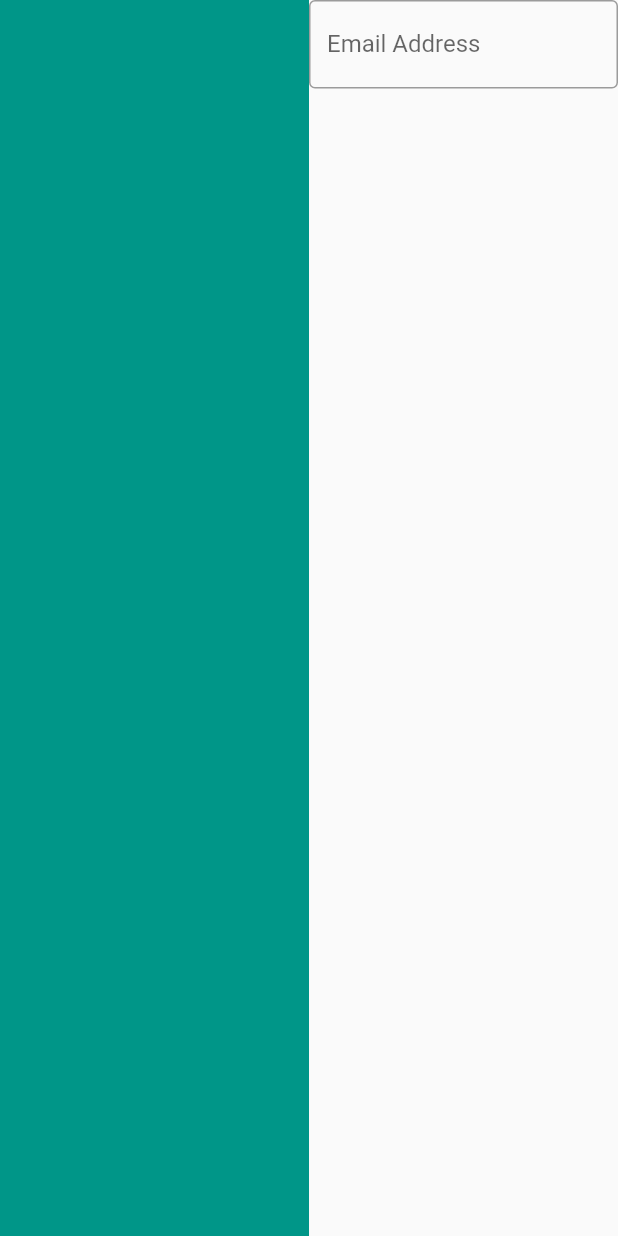
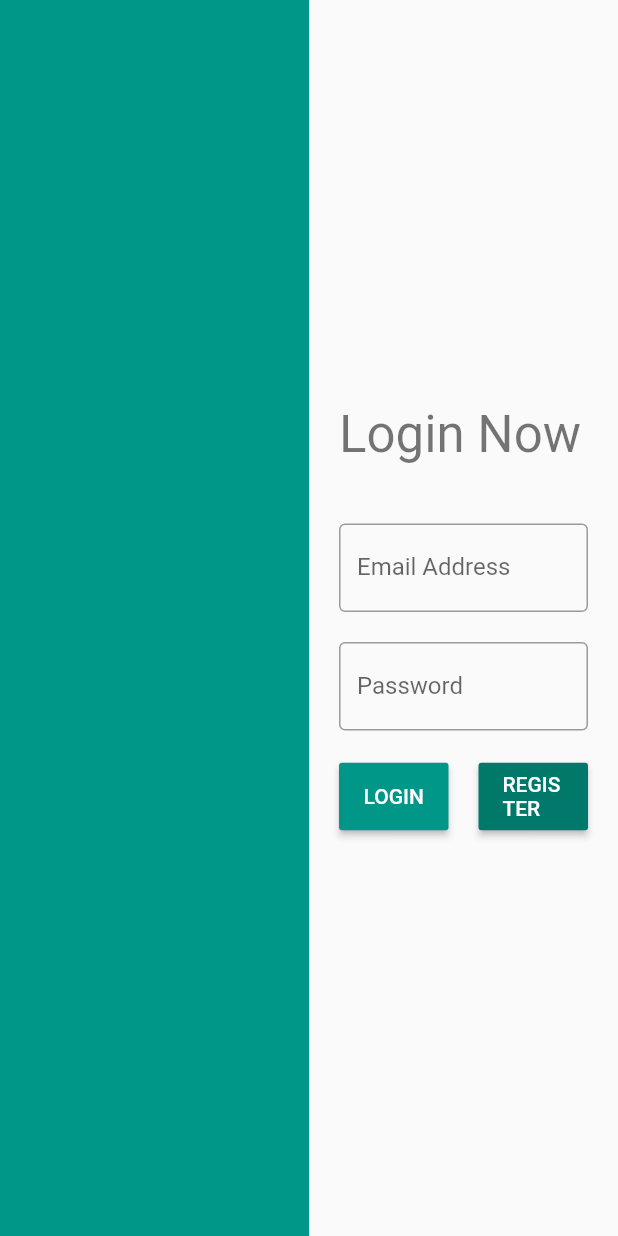
Before and after one commit to hasanMohamed99/udemy_res, a Flutter app: the screen it shows after launch, on a phone screen of 412 x 824 dp. Run offline on Flutter 3.47's test engine with Material 2 defaults, Android fonts, the phone set to English and light mode, and no system bars.

Commit message:
add desktop code

```diff
--- a/lib/desktop.dart
+++ b/lib/desktop.dart
@@ -15,17 +15,70 @@ class DesktopScreen extends StatelessWidget {
             ),
           ),
           Expanded(
+            child: Padding(
+              padding: const EdgeInsets.all(20.0),
               child: Column(
+                mainAxisAlignment: MainAxisAlignment.center,
+                crossAxisAlignment: CrossAxisAlignment.start,
                 children: [
+                  Text(
+                    'Login Now',
+                    style: Theme.of(context).textTheme.headlineMedium,
+                  ),
+                  const SizedBox(
+                    height: 40,
+                  ),
                   TextFormField(
                     decoration: const InputDecoration(
                       border: OutlineInputBorder(),
                       labelText: 'Email Address',
                     ),
                   ),
+                  const SizedBox(
+                    height: 20,
+                  ),
+                  TextFormField(
+                    decoration: const InputDecoration(
+                      border: OutlineInputBorder(),
+                      labelText: 'Password',
+                    ),
+                  ),
+                  const SizedBox(
+                    height: 20,
+                  ),
+                  Row(
+                    children: [
+                      Expanded(
+                        child: MaterialButton(
+                          height: 45,
+                          onPressed: () {},
+                          color: Colors.teal,
+                          textColor: Colors.white,
+                          child: const Text(
+                            'LOGIN',
+                          ),
+                        ),
+                      ),
+                      const SizedBox(
+                        width: 20.0,
+                      ),
+                      Expanded(
+                        child: MaterialButton(
+                          height: 45,
+                          onPressed: () {},
+                          color: Colors.teal[700],
+                          textColor: Colors.white,
+                          child: const Text(
+                            'REGISTER',
+                          ),
+                        ),
+                      ),
                     ],
                   ),
-          )
+                ],
+              ),
+            ),
+          ),
         ],
       ),
     );
```
Also changed, not shown: pubspec.lock, 1 other file. Lines whose indentation alone changed are shown as unchanged.
